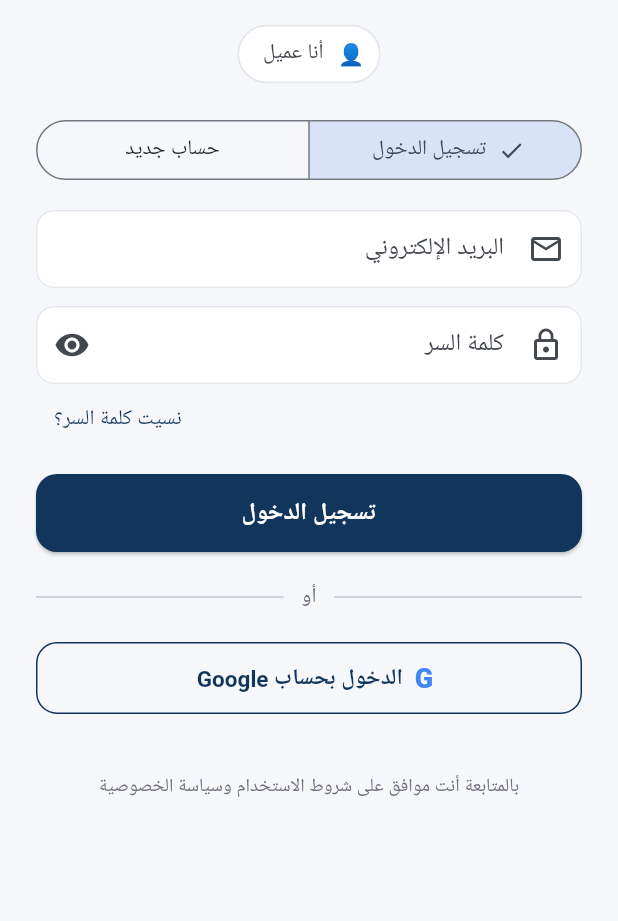
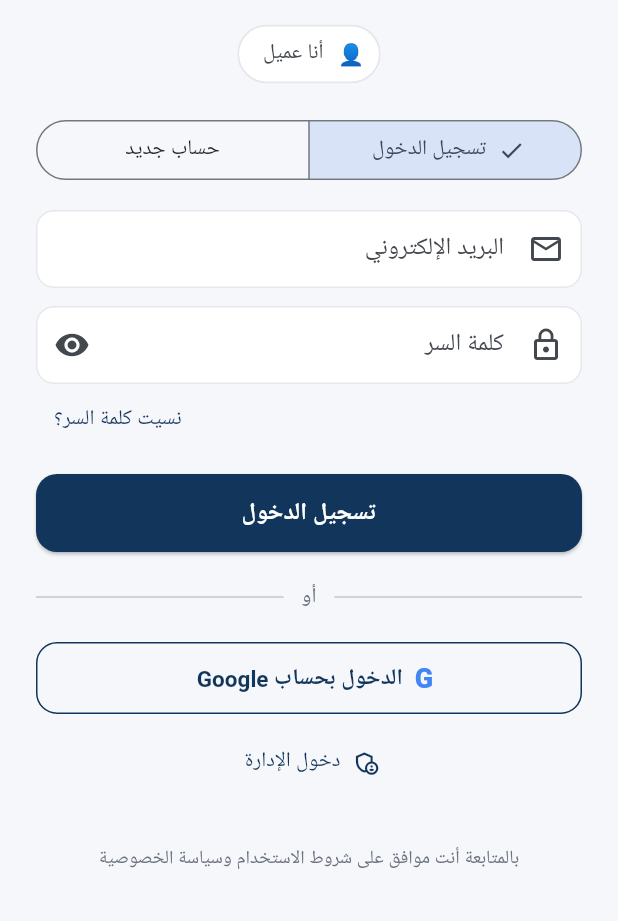
Before and after one commit to rafatsaeed719-ui/mehtag-sanaye, a Flutter app: the LoginScreen screen opened directly, on a phone screen of 412 x 824 dp, the part 315-1236 px from its top. Run offline on Flutter 3.47's test engine with Material 3 defaults, Android fonts, the phone set to English and light mode, and no system bars; our stand-ins replace cached_network_image, cloud_firestore, firebase_auth, firebase_core, flutter_map, geolocator and 5 more; accounts and stored records are empty.

Commit message:
Admin login visible at top of welcome and on login screen; no stale web cache
Co-Authored-By: Claude Opus 5.5 <noreply@anthropic.com>
Claude-Session: https://claude.ai/code/session_01G4XTRWQL4ExrL9CugYGeyx

```diff
--- a/app/lib/data/session.dart
+++ b/app/lib/data/session.dart
@@ -10,7 +10,7 @@ import 'services/auth_service.dart';
 import 'services/backend.dart';
 import '../features/admin/admin_service.dart';
 
-const kAppVersion = '1.4.1';
+const kAppVersion = '1.4.2';
 
 enum SessionState {
   loading,
--- a/app/lib/features/auth/login_screen.dart
+++ b/app/lib/features/auth/login_screen.dart
@@ -162,7 +162,15 @@ class _LoginScreenState extends State<LoginScreen> {
                   : const Text('G', style: TextStyle(fontWeight: FontWeight.w900, fontSize: 18, color: Color(0xFF4285F4))),
               label: Text(context.t('google_signin')),
             ),
-            const SizedBox(height: 24),
+            if (!isAdmin) ...[
+              const SizedBox(height: 8),
+              TextButton.icon(
+                onPressed: () => session.chooseRole('admin'),
+                icon: const Icon(Icons.admin_panel_settings_outlined, color: AppColors.navy),
+                label: Text(context.t('admin_login'), style: const TextStyle(color: AppColors.navy)),
+              ),
+            ],
+            const SizedBox(height: 16),
             TextButton(
               onPressed: () => Navigator.push(context, MaterialPageRoute(builder: (_) => const PoliciesScreen())),
               child: Text(context.t('terms_agree'), textAlign: TextAlign.center, style: const TextStyle(color: AppColors.muted, fontSize: 12.5)),
--- a/app/pubspec.yaml
+++ b/app/pubspec.yaml
@@ -1,7 +1,7 @@
 name: mehtag_sanaye
 description: "محتاج صنايعي — Marketplace يربط العملاء بالصنايعية القريبين في مصر"
 publish_to: 'none'
-version: 1.4.1+9
+version: 1.4.2+10
 
 environment:
   sdk: '>=3.5.0 <4.0.0'
```
Also changed, not shown: app/lib/features/auth/welcome_screen.dart (+11 -2 lines), 2 other files.
